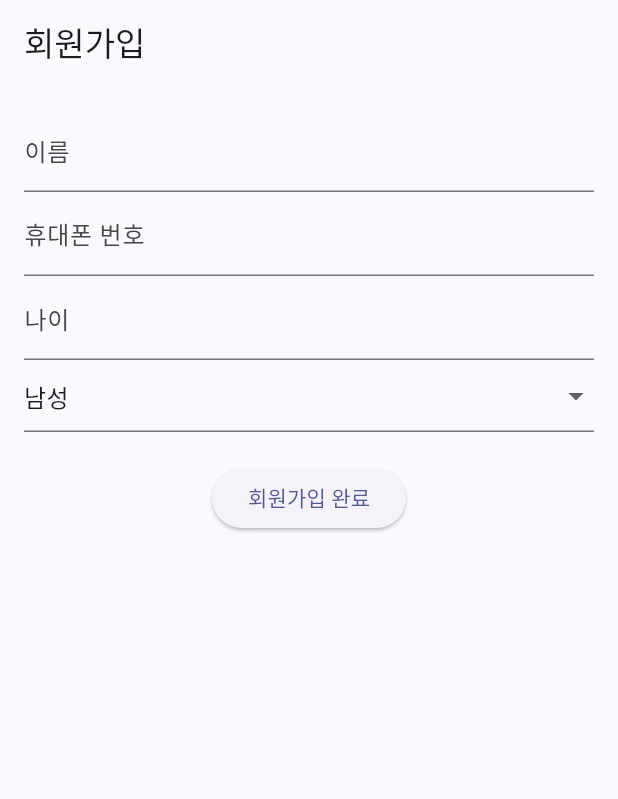
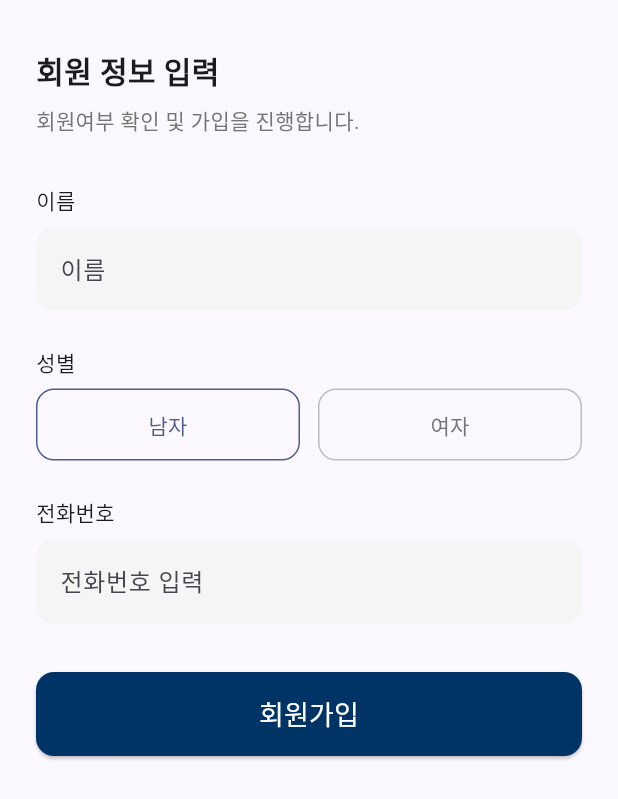
Before and after one commit to pknu-wap/2025_1_app2_FE, a Flutter app: the SignupScreen screen opened directly with empty values, on a phone screen of 412 x 824 dp. Shown: the top 799 px of the screen. Run offline on Flutter 3.47's test engine with Material 3 defaults, Android fonts, the phone set to English and light mode, and no system bars; our stand-ins replace flutter_dotenv, geocoding, geolocator, google_sign_in, sign_in_button, webview_flutter; accounts and stored records are empty; Roboto replaces fonts that are missing (Pretendard).

Commit message:
feat: 회원가입 화면 UI 리팩토링 #26
현재 age는 삭제되어 하드코딩되어있음

```diff
--- a/app2_client/lib/screens/signup_screen.dart
+++ b/app2_client/lib/screens/signup_screen.dart
@@ -2,6 +2,8 @@
 import 'package:flutter/material.dart';
 import 'package:app2_client/services/auth_service.dart';
 import 'package:app2_client/screens/destination_select_screen.dart';
+import 'package:app2_client/widgets/phone_number_formatter.dart';
+import 'package:flutter/services.dart';
 
 class SignupScreen extends StatefulWidget {
   final String idToken, accessToken, name, email;
@@ -18,7 +20,7 @@ class SignupScreen extends StatefulWidget {
 
 class _SignupScreenState extends State<SignupScreen> {
   final _form = GlobalKey<FormState>();
-  String _phone = '', _age = '', _gender = 'MALE';
+  String _phone = '', _age = '20', _gender = 'MALE';
 
   Future<void> _submit() async {
     if (!_form.currentState!.validate()) return;
@@ -29,7 +31,7 @@ class _SignupScreenState extends State<SignupScreen> {
       accessToken: widget.accessToken,
       name: widget.name,
       phone: _phone,
-      age: int.parse(_age),
+      age: 20, //현재 나이 필드에대한 가이드 존재 X, 따라서 하드코딩
       gender: _gender,
     );
 
@@ -49,41 +51,139 @@ class _SignupScreenState extends State<SignupScreen> {
   }
 
   @override
-  Widget build(BuildContext ctx) {
+  Widget build(BuildContext context) {
     return Scaffold(
-      appBar: AppBar(title: const Text('회원가입')),
-      body: Padding(
-        padding: const EdgeInsets.all(16),
+      body: SafeArea(
+        child: SingleChildScrollView(
+          padding: const EdgeInsets.symmetric(horizontal: 24, vertical: 32),
           child: Form(
             key: _form,
             child: Column(
+              crossAxisAlignment: CrossAxisAlignment.start,
               children: [
+                Text(
+                  '회원 정보 입력',
+                  style: TextStyle(fontSize: 20, fontWeight: FontWeight.bold),
+                ),
+                SizedBox(height: 8),
+                Text(
+                  '회원여부 확인 및 가입을 진행합니다.',
+                  style: TextStyle(color: Colors.grey[600]),
+                ),
+                SizedBox(height: 32),
+
+                // 이름
+                Text('이름'),
+                SizedBox(height: 8),
                 TextFormField(
                   initialValue: widget.name,
-                decoration: const InputDecoration(labelText: '이름'),
                   readOnly: true,
+                  decoration: InputDecoration(
+                    hintText: '이름',
+                    filled: true,
+                    fillColor: Colors.grey[100],
+                    border: OutlineInputBorder(
+                      borderRadius: BorderRadius.circular(12),
+                      borderSide: BorderSide.none,
                     ),
+                  ),
+                ),
+                SizedBox(height: 24),
+
+                Text('성별'),
+                SizedBox(height: 8),
+                Row(
+                  children: [
+                    Expanded(
+                      child: OutlinedButton(
+                        onPressed: () => setState(() => _gender = 'MALE'),
+                        style: OutlinedButton.styleFrom(
+                          backgroundColor: null,
+                          side: BorderSide(
+                            color: _gender == 'MALE'
+                                ? Theme.of(context).colorScheme.primary
+                                : Colors.grey.shade400,
+                          ),
+                          foregroundColor: _gender == 'MALE'
+                              ? Theme.of(context).colorScheme.primary
+                              : Colors.grey.shade600,
+                          shape: RoundedRectangleBorder(
+                            borderRadius: BorderRadius.circular(12),
+                          ),
+                          padding: const EdgeInsets.symmetric(vertical: 14),
+                        ),
+                        child: const Text('남자'),
+                      ),
+                    ),
+                    const SizedBox(width: 12),
+                    Expanded(
+                      child: OutlinedButton(
+                        onPressed: () => setState(() => _gender = 'FEMALE'),
+                        style: OutlinedButton.styleFrom(
+                          backgroundColor: null,
+                          side: BorderSide(
+                            color: _gender == 'FEMALE'
+                                ? Theme.of(context).colorScheme.primary
+                                : Colors.grey.shade400,
+                          ),
+                          foregroundColor: _gender == 'FEMALE'
+                              ? Theme.of(context).colorScheme.primary
+                              : Colors.grey.shade600,
+                          shape: RoundedRectangleBorder(
+                            borderRadius: BorderRadius.circular(12),
+                          ),
+                          padding: const EdgeInsets.symmetric(vertical: 14),
+                        ),
+                        child: const Text('여자'),
+                      ),
+                    ),
+                  ],
+                ),
+
+                SizedBox(height: 24),
+
+                Text('전화번호'),
+                SizedBox(height: 8),
                 TextFormField(
-                decoration: const InputDecoration(labelText: '휴대폰 번호'),
+                  keyboardType: TextInputType.phone,
+                  inputFormatters: [
+                    LengthLimitingTextInputFormatter(13), // 하이픈 포함 시 최대 13자
+                    FilteringTextInputFormatter.digitsOnly,
+                    PhoneNumberFormatter()],
+                  decoration: InputDecoration(
+                    hintText: '전화번호 입력',
+                    filled: true,
+                    fillColor: Colors.grey.shade100,
+                    border: OutlineInputBorder(
+                      borderRadius: BorderRadius.circular(12),
+                      borderSide: BorderSide.none,
+                    ),
+                  ),
                   onSaved: (v) => _phone = v!,
-                validator: (v) => v!.isEmpty ? '필수 입력' : null,
+                  validator: (v) {
+                    if (v == null || v.isEmpty) return '필수 입력';
+                    if (!v.startsWith('010')) return '알맞지 않은 전화번호입니다';
+                    return null;
+                  },
                 ),
-              TextFormField(
-                decoration: const InputDecoration(labelText: '나이'),
-                onSaved: (v) => _age = v!,
-                validator: (v) => v!.isEmpty ? '필수 입력' : null,
+                SizedBox(height: 32),
+
+                SizedBox(
+                  width: double.infinity,
+                  height: 56,
+                  child: ElevatedButton(
+                    onPressed: _submit,
+                    style: ElevatedButton.styleFrom(
+                      backgroundColor: Color(0xFF003366),
+                      shape: RoundedRectangleBorder(
+                        borderRadius: BorderRadius.circular(12),
                       ),
-              DropdownButtonFormField<String>(
-                value: _gender,
-                items: const [
-                  DropdownMenuItem(value: 'MALE', child: Text('남성')),
-                  DropdownMenuItem(value: 'FEMALE', child: Text('여성')),
+                    ),
+                    child: Text('회원가입',style: TextStyle(color: Colors.white, fontSize: 18),),
+                  ),
+                ),
               ],
-                onChanged: (v) => setState(() => _gender = v!),
             ),
-              const SizedBox(height: 20),
-              ElevatedButton(onPressed: _submit, child: const Text('회원가입 완료')),
-            ],
           ),
         ),
       ),
```
Lines whose indentation alone changed are shown as unchanged.
